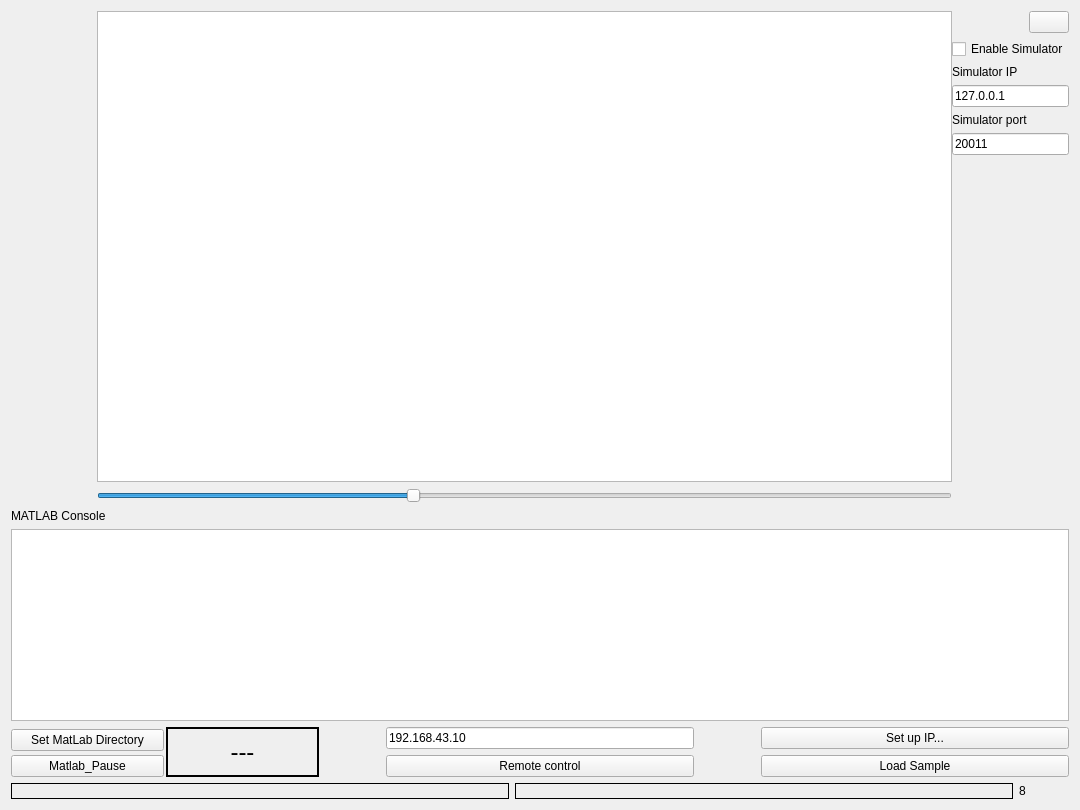
petr-konovalov/LARCmaCS, file LARCmaCS/larcmacs.ui: the form before one commit.
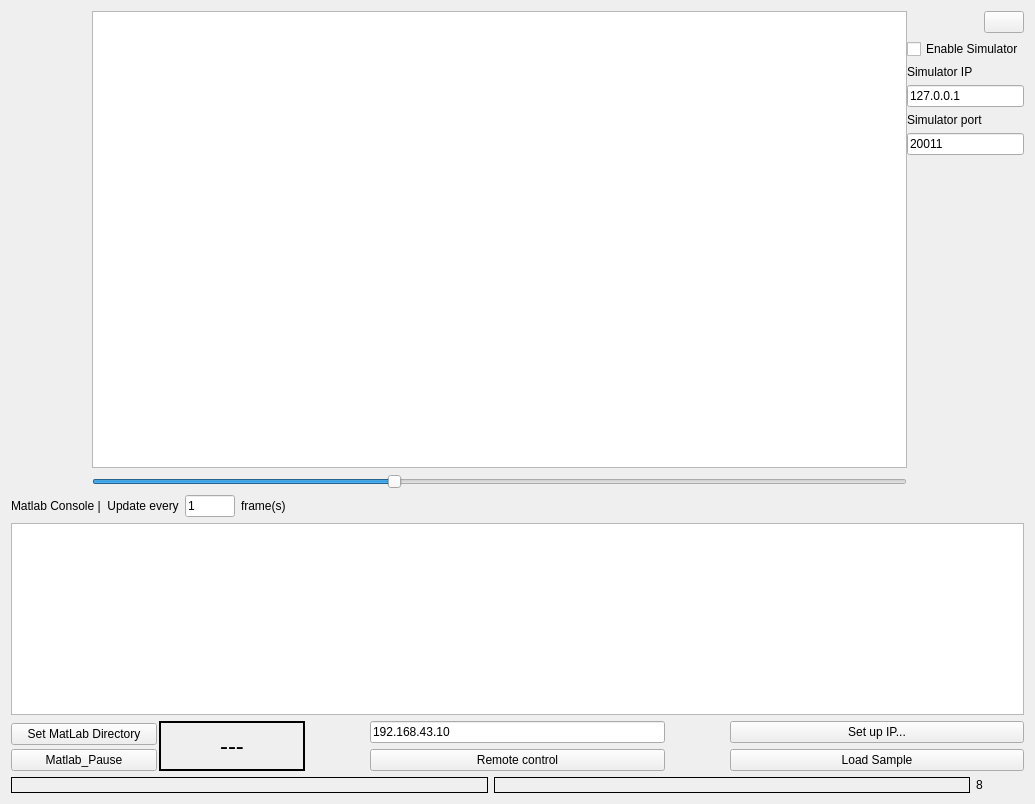
The form after the commit. Icons and pictures are not drawn.

Commit message: change of dbg frequency avalaible

```diff
--- a/LARCmaCS/larcmacs.ui
+++ b/LARCmaCS/larcmacs.ui
@@ -6,8 +6,8 @@
    <rect>
     <x>0</x>
     <y>0</y>
-    <width>1080</width>
-    <height>810</height>
+    <width>1035</width>
+    <height>804</height>
    </rect>
   </property>
   <property name="windowTitle">
@@ -168,11 +168,51 @@
     </layout>
    </item>
    <item>
-    <widget class="QLabel" name="label_3">
-     <property name="text">
-      <string>MATLAB Console</string>
-     </property>
-    </widget>
+    <layout class="QHBoxLayout" name="horizontalLayout_3">
+     <item>
+      <widget class="QLabel" name="matlabConsoleLabel">
+       <property name="text">
+        <string>Matlab Console |  Update every</string>
+       </property>
+      </widget>
+     </item>
+     <item>
+      <widget class="QLineEdit" name="matlabOutputFrequencyLineEdit">
+       <property name="maximumSize">
+        <size>
+         <width>50</width>
+         <height>16777215</height>
+        </size>
+       </property>
+       <property name="text">
+        <string>1</string>
+       </property>
+       <property name="maxLength">
+        <number>20</number>
+       </property>
+      </widget>
+     </item>
+     <item>
+      <widget class="QLabel" name="label_3">
+       <property name="text">
+        <string>frame(s)</string>
+       </property>
+      </widget>
+     </item>
+     <item>
+      <spacer name="horizontalSpacer_5">
+       <property name="orientation">
+        <enum>Qt::Horizontal</enum>
+       </property>
+       <property name="sizeHint" stdset="0">
+        <size>
+         <width>40</width>
+         <height>20</height>
+        </size>
+       </property>
+      </spacer>
+     </item>
+    </layout>
    </item>
    <item>
     <widget class="QPlainTextEdit" name="matlabConsole">
```
The commit also changes 6 other files.
